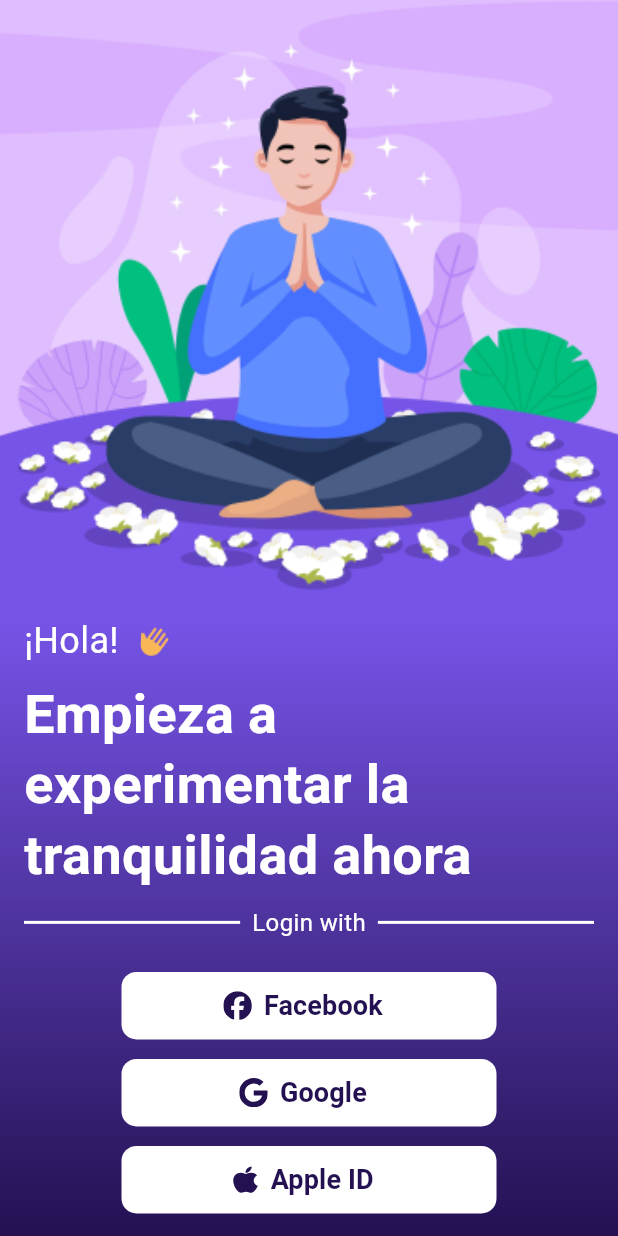
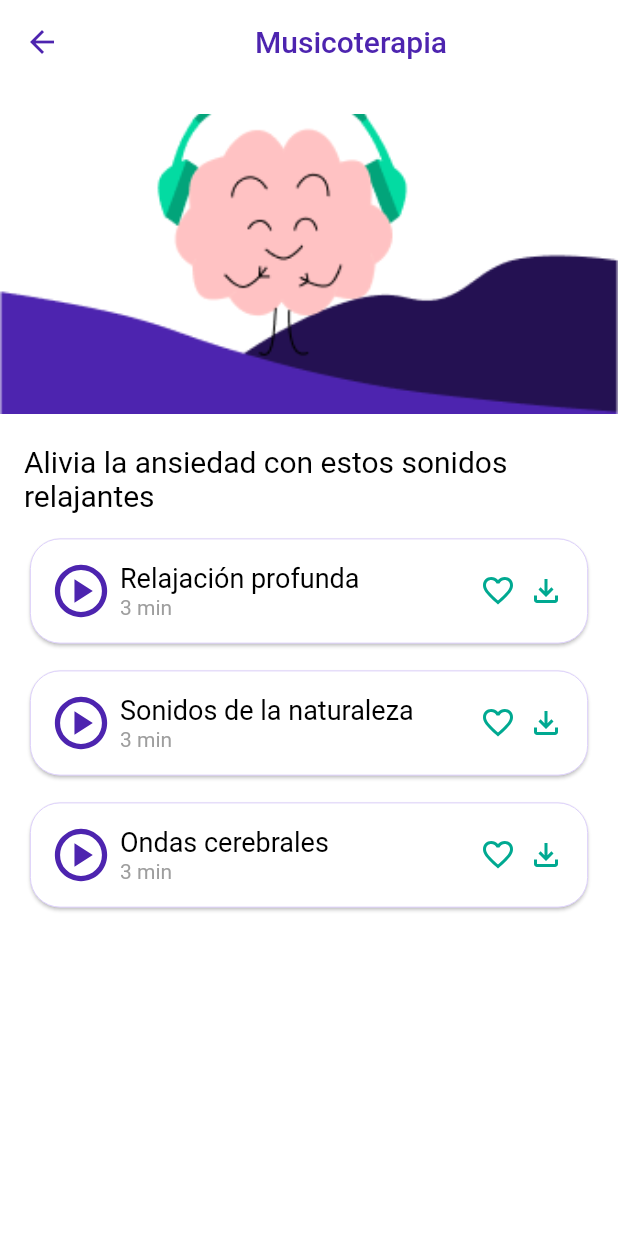
Before and after one commit to GabrielGomezDlc/kora_app, a Flutter app: the screen it shows after launch, on a phone screen of 412 x 824 dp. Run offline on Flutter 3.47's test engine with Material 3 defaults, Android fonts, the phone set to English and light mode, and no system bars; our stand-ins replace flutter_svg.

Commit message:
feat(login): added modifications

```diff
--- a/lib/main.dart
+++ b/lib/main.dart
@@ -1,5 +1,8 @@
 import 'package:flutter/material.dart';
-import 'package:kora_app/ui/iam/login.dart';
+//import 'package:kora_app/ui/iam/login.dart';
+import 'package:kora_app/ui/personalized_techniques/musictherapy.dart';
+//import 'package:kora_app/ui/questionary/stai.dart';
+//import 'package:kora_app/ui/questionary/stai.dart';
 
 void main() {
   runApp(const MyApp());
@@ -14,10 +17,10 @@ class MyApp extends StatelessWidget {
     return MaterialApp(
       title: 'Flutter Demo',
       theme: ThemeData(
-        colorScheme: ColorScheme.fromSeed(seedColor: Colors.deepPurple),
-        useMaterial3: true,
+        colorScheme: ColorScheme.fromSeed(seedColor: Colors.white),
+        useMaterial3: false,
       ),
-      home: const Login(),
+      home: const Musictherapy(),
     );
   }
 }
--- a/lib/ui/iam/login.dart
+++ b/lib/ui/iam/login.dart
@@ -1,5 +1,6 @@
 import 'package:flutter/material.dart';
 import 'package:flutter_svg/flutter_svg.dart';
+import 'package:kora_app/ui/questionary/stai.dart';
 
 class Login extends StatefulWidget {
   const Login({super.key});
@@ -9,16 +10,14 @@ class Login extends StatefulWidget {
 }
 
 class _LoginState extends State<Login> {
-
   Color facebookButtonColor = Colors.white;
   Color googleButtonColor = Colors.white;
   Color appleButtonColor = Colors.white;
   Color textColor = Color(0xFF241152); // Color del texto e imagen normal
   Color backgroundColor = Color(0xFF241152);
-   Color borderColor = Color(0xFF241152);
+  Color borderColor = Color(0xFF241152);
 
-
-String selectedButton = ''; // Estado para el botón seleccionado
+  String selectedButton = ''; // Estado para el botón seleccionado
 
   void onButtonPressed(String button) {
     setState(() {
@@ -39,7 +38,7 @@ String selectedButton = ''; // Estado para el botón seleccionado
         selectedButton = 'apple'; // Guardar el botón seleccionado
       }
     });
-}
+  }
 
   @override
   Widget build(BuildContext context) {
@@ -68,7 +67,7 @@ String selectedButton = ''; // Estado para el botón seleccionado
             ),
             const SizedBox(height: 16),
             Padding(
-              padding:  const EdgeInsets.symmetric(horizontal: 16.0),
+              padding: const EdgeInsets.symmetric(horizontal: 16.0),
               child: Row(
                 children: [
                   const Text(
@@ -111,7 +110,7 @@ String selectedButton = ''; // Estado para el botón seleccionado
                   Expanded(
                     child: Divider(
                       color: Colors.white,
-                      thickness: 2,
+                      thickness: 1,
                     ),
                   ),
                   Padding(
@@ -144,9 +143,15 @@ String selectedButton = ''; // Estado para el botón seleccionado
                     FilledButton.icon(
                       onPressed: () {
                         onButtonPressed('facebook');
+                        Navigator.push(
+                          context,
+                          MaterialPageRoute(
+                              builder: (context) =>
+                                  Stai()), // Cambia 'STAI' al nombre de tu clase
+                        );
                       },
                       icon: SvgPicture.asset(
-                        facebookButtonColor == backgroundColor
+                        googleButtonColor == backgroundColor
                             ? 'assets/facebook_blanco.svg' // Cambia la imagen a blanco
                             : 'assets/facebook_morado.svg', // Imagen normal
                         height: 20,
@@ -155,13 +160,14 @@ String selectedButton = ''; // Estado para el botón seleccionado
                         'Facebook',
                         style: TextStyle(
                           color: facebookButtonColor == backgroundColor
-                              ? Colors.white // Cambia el color del texto a blanco
+                              ? Colors
+                                  .white // Cambia el color del texto a blanco
                               : textColor, // Color normal
                           fontWeight: FontWeight.bold,
                           fontSize: 18,
                         ),
                       ),
-                      style: OutlinedButton.styleFrom(
+                      style: FilledButton.styleFrom(
                         backgroundColor: facebookButtonColor,
                         shape: RoundedRectangleBorder(
                           borderRadius: BorderRadius.circular(10),
@@ -176,7 +182,7 @@ String selectedButton = ''; // Estado para el botón seleccionado
                       },
                       icon: SvgPicture.asset(
                         googleButtonColor == backgroundColor
-                            ? 'assets/google_blanco.svg'  // Cambia la imagen a blanco
+                            ? 'assets/google_blanco.svg' // Cambia la imagen a blanco
                             : 'assets/google_morado.svg', // Imagen normal
                         height: 20,
                       ),
@@ -184,7 +190,8 @@ String selectedButton = ''; // Estado para el botón seleccionado
                         'Google',
                         style: TextStyle(
                           color: googleButtonColor == backgroundColor
-                              ? Colors.white // Cambia el color del texto a blanco
+                              ? Colors
+                                  .white // Cambia el color del texto a blanco
                               : textColor, // Color normal
                           fontWeight: FontWeight.bold,
                           fontSize: 18,
@@ -213,7 +220,8 @@ String selectedButton = ''; // Estado para el botón seleccionado
                         'Apple ID',
                         style: TextStyle(
                           color: appleButtonColor == backgroundColor
-                              ? Colors.white // Cambia el color del texto a blanco
+                              ? Colors
+                                  .white // Cambia el color del texto a blanco
                               : textColor, // Color normal
                           fontWeight: FontWeight.bold,
                           fontSize: 18,
--- /dev/null
+++ b/lib/ui/personalized_techniques/musictherapy.dart
@@ -0,0 +1,243 @@
+import 'package:flutter/material.dart';
+import 'package:flutter_svg/flutter_svg.dart';
+
+class Musictherapy extends StatefulWidget {
+  const Musictherapy({super.key});
+
+  @override
+  State<Musictherapy> createState() => _MusictherapyState();
+}
+
+class _MusictherapyState extends State<Musictherapy> {
+  @override
+  Widget build(BuildContext context) {
+return Scaffold(
+  appBar: AppBar(
+    leading: IconButton(
+      icon: const Icon(Icons.arrow_back, color: Color(0xFF4D24AF)),
+      onPressed: () {
+        Navigator.pop(context); // Regresar a la pantalla anterior
+      },
+    ),
+    title: const Center(
+      child: Text(
+        'Musicoterapia',
+        style: TextStyle(color: Color(0xFF4D24AF)),
+      ),
+    ),
+    backgroundColor: Colors.white,
+    elevation: 0,
+  ),
+  backgroundColor: Colors.white,
+  body: SingleChildScrollView(
+    child: Column(
+      crossAxisAlignment: CrossAxisAlignment.start,
+      children: [
+        // Espacio debajo de la AppBar
+        const SizedBox(height: 20),
+
+        // Imagen con tamaño fijo
+        Image.asset(
+          'assets/music.png',
+          fit: BoxFit.cover,
+          width: double.infinity,
+          height: 200, // Ajusta el tamaño de la imagen si es necesario
+        ),
+
+        const SizedBox(height: 20),
+
+        // Texto debajo de la imagen
+        const Padding(
+          padding: EdgeInsets.symmetric(horizontal: 16.0),
+          child: Text(
+            'Alivia la ansiedad con estos sonidos relajantes',
+            style: TextStyle(
+              color: Colors.black,
+              fontWeight: FontWeight.normal,
+              fontSize: 20,
+            ),
+          ),
+        ),
+
+        const SizedBox(height: 8),
+
+        // Card 1
+        Padding(
+          padding: const EdgeInsets.symmetric(horizontal: 16.0, vertical: 5.0), // Reduje el padding vertical
+          child: Card(
+            shape: RoundedRectangleBorder(
+              borderRadius: BorderRadius.circular(20), // Borde más curveado
+              side: const BorderSide(color: Color(0xFFD0BFF8), width: 0.5), // Borde
+            ),
+            child: Padding(
+              padding: const EdgeInsets.all(16.0),
+              child: Row(
+                mainAxisAlignment: MainAxisAlignment.spaceBetween,
+                children: [
+                  // Primera imagen SVG
+                  SvgPicture.asset(
+                    'assets/play.svg',
+                    height: 36,
+                    width: 36,
+                  ),
+                  const SizedBox(width: 8), // Ajusta el espacio
+
+                  // Texto con título y duración
+                  const Expanded(
+                    child: Column(
+                      crossAxisAlignment: CrossAxisAlignment.start, // Alinear el texto a la izquierda
+                      children: [
+                        Text(
+                          'Relajación profunda',
+                          style: TextStyle(fontSize: 18, color: Colors.black),
+                        ),
+                        SizedBox(height: 1), // Espacio entre el título y la duración
+                        Text(
+                          '3 min',
+                          style: TextStyle(fontSize: 14, color: Colors.grey),
+                        ),
+                      ],
+                    ),
+                  ),
+                  Row(
+                    children: [
+                      SvgPicture.asset(
+                        'assets/favorite.svg',
+                        height: 24,
+                        width: 24,
+                      ),
+                      const SizedBox(width: 8),
+                      SvgPicture.asset(
+                        'assets/download.svg',
+                        height: 24,
+                        width: 24,
+                      ),
+                    ],
+                  ),
+                ],
+              ),
+            ),
+          ),
+        ),
+
+        // Card 2 (similar a la Card 1)
+        Padding(
+          padding: const EdgeInsets.symmetric(horizontal: 16.0, vertical: 5.0), // Reduje el padding vertical
+          child: Card(
+            shape: RoundedRectangleBorder(
+              borderRadius: BorderRadius.circular(20),
+              side: const BorderSide(color: Color(0xFFD0BFF8), width: 0.5),
+            ),
+            child: Padding(
+              padding: const EdgeInsets.all(16.0),
+              child: Row(
+                mainAxisAlignment: MainAxisAlignment.spaceBetween,
+                children: [
+                  SvgPicture.asset(
+                    'assets/play.svg',
+                    height: 36,
+                    width: 36,
+                  ),
+                  const SizedBox(width: 8),
+                  const Expanded(
+                    child: Column(
+                      crossAxisAlignment: CrossAxisAlignment.start,
+                      children: [
+                        Text(
+                          'Sonidos de la naturaleza',
+                          style: TextStyle(fontSize: 18, color: Colors.black),
+                        ),
+                        SizedBox(height: 1),
+                        Text(
+                          '3 min',
+                          style: TextStyle(fontSize: 14, color: Colors.grey),
+                        ),
+                      ],
+                    ),
+                  ),
+                  Row(
+                    children: [
+                      SvgPicture.asset(
+                        'assets/favorite.svg',
+                        height: 24,
+                        width: 24,
+                      ),
+                      const SizedBox(width: 8),
+                      SvgPicture.asset(
+                        'assets/download.svg',
+                        height: 24,
+                        width: 24,
+                      ),
+                    ],
+                  ),
+                ],
+              ),
+            ),
+          ),
+        ),
+
+        // Card 3 (similar a la Card 1)
+        Padding(
+          padding: const EdgeInsets.symmetric(horizontal: 16.0, vertical: 5.0), // Reduje el padding vertical
+          child: Card(
+            shape: RoundedRectangleBorder(
+              borderRadius: BorderRadius.circular(20),
+              side: const BorderSide(color: Color(0xFFD0BFF8), width: 0.5),
+            ),
+            child: Padding(
+              padding: const EdgeInsets.all(16.0),
+              child: Row(
+                mainAxisAlignment: MainAxisAlignment.spaceBetween,
+                children: [
+                  SvgPicture.asset(
+                    'assets/play.svg',
+                    height: 36,
+                    width: 36,
+                  ),
+                  const SizedBox(width: 8),
+                  const Expanded(
+                    child: Column(
+                      crossAxisAlignment: CrossAxisAlignment.start,
+                      children: [
+                        Text(
+                          'Ondas cerebrales',
+                          style: TextStyle(fontSize: 18, color: Colors.black),
+                        ),
+                        SizedBox(height: 1),
+                        Text(
+                          '3 min',
+                          style: TextStyle(fontSize: 14, color: Colors.grey),
+                        ),
+                      ],
+                    ),
+                  ),
+                  Row(
+                    children: [
+                      SvgPicture.asset(
+                        'assets/favorite.svg',
+                        height: 24,
+                        width: 24,
+                      ),
+                      const SizedBox(width: 8),
+                      SvgPicture.asset(
+                        'assets/download.svg',
+                        height: 24,
+                        width: 24,
+                      ),
+                    ],
+                  ),
+                ],
+              ),
+            ),
+          ),
+        ),
+      ],
+    ),
+  ),
+);
+
+
+
+
+  }
+}
--- a/pubspec.yaml
+++ b/pubspec.yaml
@@ -69,6 +69,11 @@ flutter:
     - assets/google-brands-solid.svg
     - assets/login.png
     - assets/back_hand.png
+    - lib/data/questions.json
+    - assets/music.png
+    - assets/favorite.svg
+    - assets/play.svg
+    - assets/download.svg
 
 
   # To add assets to your application, add an assets section, like this:
```
Also changed, not shown: lib/data/questions.json (added, +23 -0 lines), lib/ui/questionary/stai.dart (added, +231 -0 lines), assets/download.svg (added), assets/favorite.svg (added), assets/music.png (added), assets/play.png (added), assets/play.svg (added).
